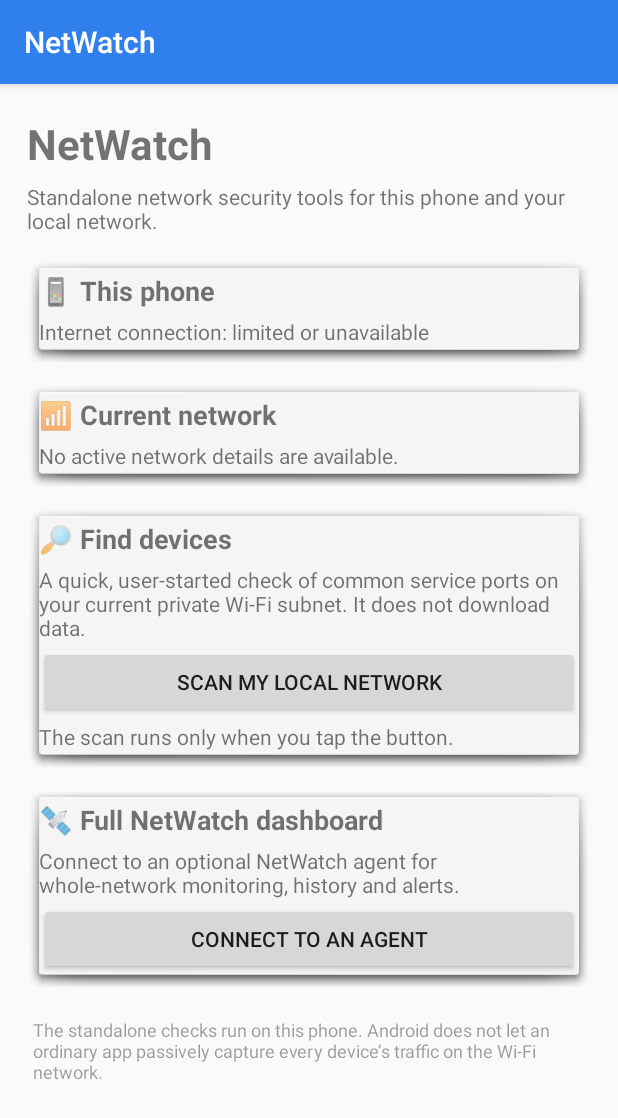
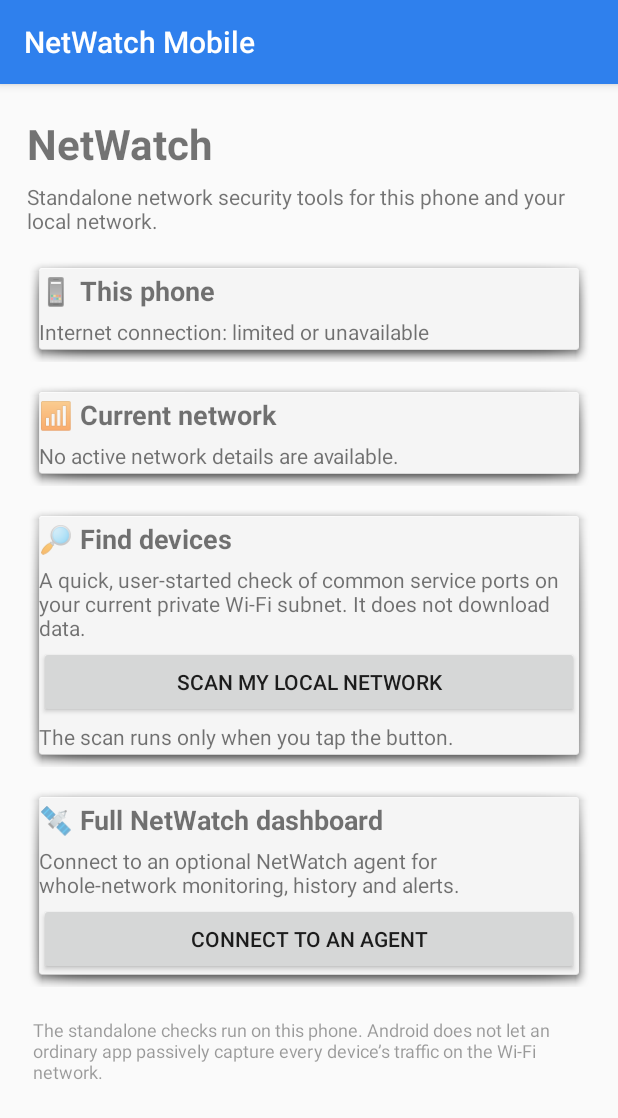
Before and after one commit to Gyuri1999/netwatch, an Android app: the screen it shows after launch (StandaloneActivity), on a phone screen of 412 x 824 dp. Shown: the top 1118 px of the screen. Run offline under Robolectric (Android 15) with nearby library versions, the phone set to English and light mode, and no system bars.

Commit message:
Name the standalone Android app

```diff
--- a/android/app/src/main/res/values/strings.xml
+++ b/android/app/src/main/res/values/strings.xml
@@ -1,6 +1,6 @@
 <?xml version="1.0" encoding="utf-8"?>
 <resources>
-    <string name="app_name" translatable="false">NetWatch</string>
+    <string name="app_name">NetWatch Mobile</string>
     <string name="setup_title">Connect to your NetWatch agent</string>
     <string name="setup_intro">Start NetWatch with --agent on your home server or PC. It prints a link like https://192.168.1.10:8765/?token=… and a SHA-256 fingerprint. Paste the whole link here.</string>
     <string name="setup_hint" translatable="false">https://192.168.1.10:8765/?token=…</string>
```
